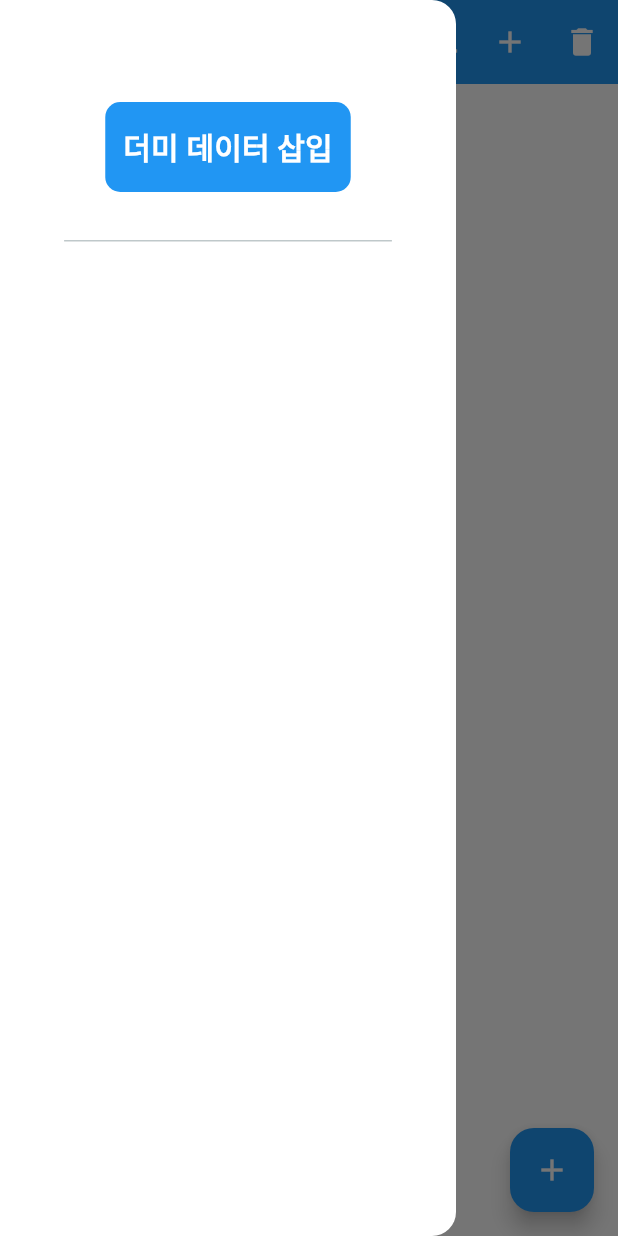
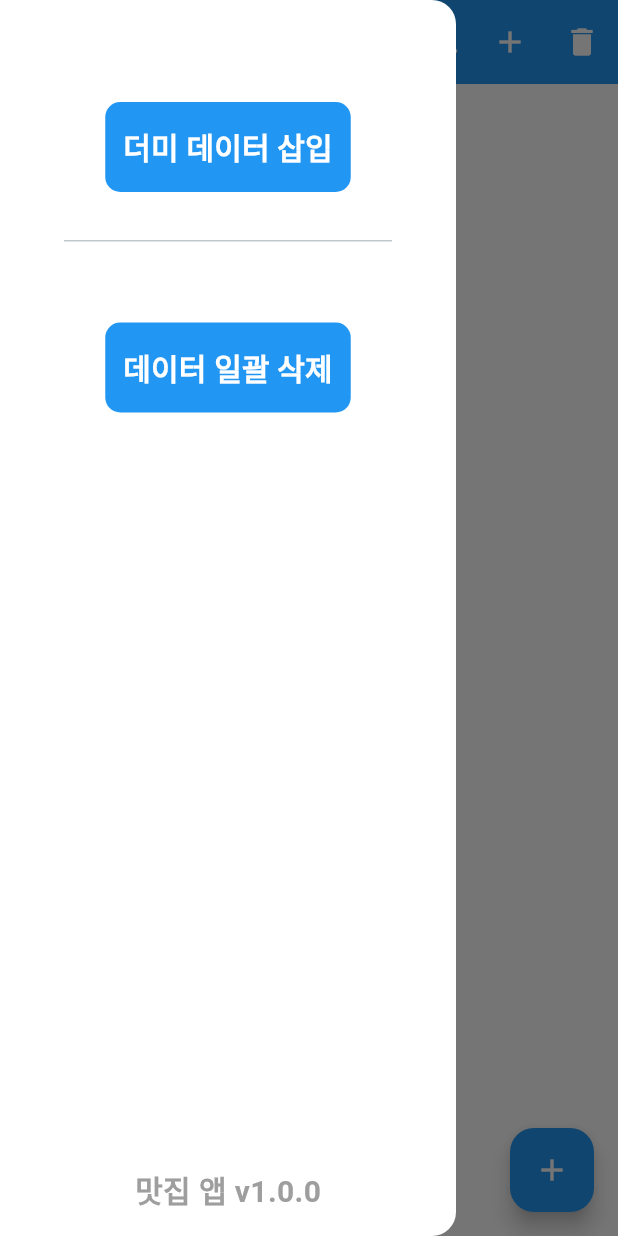
Before and after one commit to cheng80/must_to_eat_app, a Flutter app: the screen it shows after launch, with the side drawer open, on a phone screen of 412 x 824 dp. Run offline on Flutter 3.47's test engine with Material 3 defaults, Android fonts, the phone set to English and light mode, and no system bars; our stand-ins replace flutter_map, flutter_slidable, geolocator, get, image_picker, latlong2 and 2 more; accounts and stored records are empty.

Commit message:
맛집 데이터 일괄 삭제 기능 추가 (테스트용)

````diff
--- a/lib/custom/custom_drawer.dart
+++ b/lib/custom/custom_drawer.dart
@@ -46,15 +46,32 @@ class DrawerItem {
 /// ```dart
 /// CustomDrawer(
 ///   header: DrawerHeader(...),
+///   middleChildren: [
+///     Divider(),
+///     Padding(...), // 헤더와 items 사이에 일반 위젯 추가 가능
+///   ],
 ///   items: [DrawerItem(label: "홈", icon: Icons.home, onTap: () {})],
+///   bottomChildren: [
+///     Divider(),
+///     Padding(...), // items 아래 footer 위에 일반 위젯 추가 가능
+///   ],
+///   footer: Container(...),
 /// )
 /// ```
 class CustomDrawer extends StatelessWidget {
   /// Drawer 상단에 표시할 헤더 위젯 (선택사항)
   final Widget? header;
 
+  /// 헤더와 메뉴 항목 사이에 표시할 일반 위젯들 (선택사항)
+  /// 헤더 아래, items 위에 표시됩니다.
+  final List<Widget>? middleChildren;
+
   /// Drawer 메뉴 항목 리스트 (필수)
   final List<DrawerItem> items;
+
+  /// 메뉴 항목과 푸터 사이에 표시할 일반 위젯들 (선택사항)
+  /// items 아래, footer 위에 표시됩니다.
+  final List<Widget>? bottomChildren;
 
   /// Drawer 배경색
   final Color? backgroundColor;
@@ -68,7 +85,9 @@ class CustomDrawer extends StatelessWidget {
   const CustomDrawer({
     super.key,
     this.header,
+    this.middleChildren,
     required this.items,
+    this.bottomChildren,
     this.backgroundColor,
     this.width,
     this.footer,
@@ -89,9 +108,13 @@ class CustomDrawer extends StatelessWidget {
                 child: header!,
               ),
 
-            // 메뉴 항목들
+            // 헤더와 items 사이의 일반 위젯들
+            if (middleChildren != null && middleChildren!.isNotEmpty) ...middleChildren!,
+
+            // 메뉴 항목들 (items가 있으면 ListView, 없으면 빈 공간 확보용 Expanded)
             Expanded(
-              child: ListView(
+              child: items.isNotEmpty
+                  ? ListView(
                       padding: EdgeInsets.zero,
                       children: items.map((item) {
                         // label이 String인지 Widget인지 확인하고 처리
@@ -131,8 +154,12 @@ class CustomDrawer extends StatelessWidget {
                           },
                         );
                       }).toList(),
+                    )
+                  : const SizedBox.shrink(),
             ),
-            ),
+
+            // items와 footer 사이의 일반 위젯들
+            if (bottomChildren != null && bottomChildren!.isNotEmpty) ...bottomChildren!,
 
             // 푸터
             if (footer != null) footer!,
--- a/lib/view/home.dart
+++ b/lib/view/home.dart
@@ -87,6 +87,7 @@ class _HomeState extends State<Home> {
       drawerEnableOpenDragGesture: false, // 스와이프 비활성화
       drawer: CustomDrawer(
         header: DrawerHeader(
+
           decoration: BoxDecoration(color: Colors.white),
           padding: const EdgeInsets.symmetric(horizontal: 16, vertical: 12),
           child: CustomColumn(
@@ -113,10 +114,50 @@ class _HomeState extends State<Home> {
                   }
                 },
               ),
+              //-----------
+
             ],
           ),
         ),
-        items: [],
+        items: [
+
+        ],
+        middleChildren: [
+          Container(
+            padding: const EdgeInsets.all(16),
+            child: CustomColumn(
+              children: [
+                CustomText(
+                  "맛집 데이터 일괄 삭제",
+                  color: Colors.white70,
+                ),
+
+                CustomButton(
+                  btnText: "데이터 일괄 삭제",
+                  onCallBack: () async {
+                    await _handler.allClearData();
+                    _reloadData();
+                    CustomSnackBar.show(context, message: "모든 맛집 데이터가 삭제되었습니다.");
+                    //drawer 닫기
+                    Navigator.of(context).pop();
+                  },
+                ),
+
+              ],
+            ),
+          ),
+        ],
+        footer: Container(
+          height: MediaQuery.of(context).size.height * 0.1,
+          padding: const EdgeInsets.all(16),
+          child: CustomColumn(
+            mainAxisAlignment: MainAxisAlignment.end,
+            children: [
+              CustomText("맛집 앱 v1.0.0", color: Colors.grey,),
+            ],
+          ),
+        ),
+
       ),
       body: CustomPadding.all(
         16,
--- a/lib/vm/database_handler.dart
+++ b/lib/vm/database_handler.dart
@@ -177,6 +177,14 @@ class DatabaseHandler {
 
   }
 
+  //DB 내용 일괄 삭제
+  Future<void> allClearData() async {
+
+    final Database db = await initializeDB(); // DB열기
+    await db.rawDelete( //mustateplace 테이블 내용 전체 삭제
+      'DELETE FROM musteatplace'
+    );
+  }
   //더미 데이터 삽입
   Future<int> insertDummyData() async {
   final Database db = await initializeDB();
````
Lines whose indentation alone changed are shown as unchanged.
